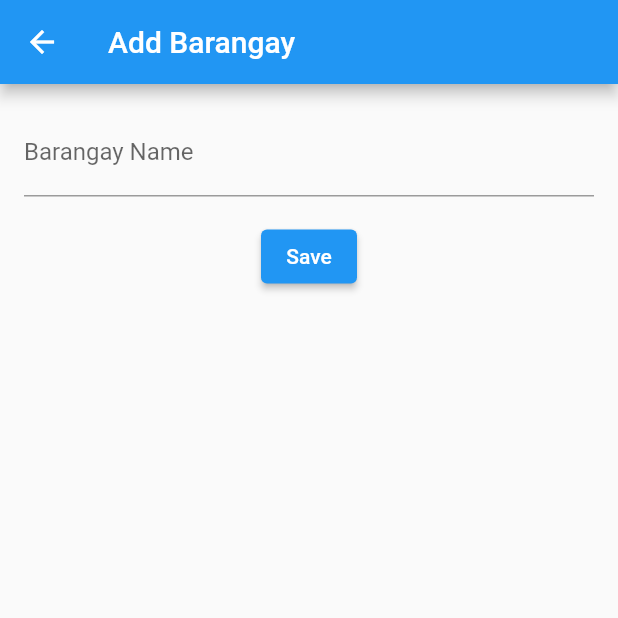
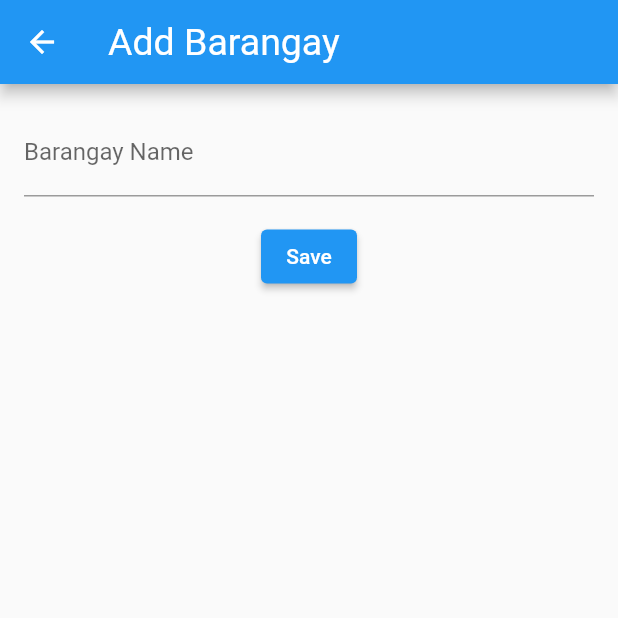
Before and after one commit to saddcow/version1, a Flutter app: the AdminHome screen opened directly, after a tap on "Add Barangay", on a phone screen of 412 x 824 dp, the top half of it. Run offline on Flutter 3.47's test engine with Material 2 defaults, Android fonts, the phone set to English and light mode, and no system bars; our stand-ins replace cloud_firestore, firebase_auth, firebase_core, flutter_riverpod, google_fonts, google_maps_flutter; missing offline and left inert: dart:js, side_navigation; accounts and stored records are empty; statements that could not run were skipped.

Commit message:
updated some UI for all screens

```diff
--- a/lib/admin/admin_home.dart
+++ b/lib/admin/admin_home.dart
@@ -1,4 +1,5 @@
 import 'package:flutter/material.dart';
+import 'package:google_fonts/google_fonts.dart';
 import 'package:side_navigation/side_navigation.dart';
 import 'package:try1/admin/admin_screens/barangay_screen.dart';
 import 'package:try1/admin/admin_screens/risk_level_screen.dart';
@@ -32,15 +33,16 @@ class _AdminHomeState extends State<AdminHome> {
               color: Colors.white,
               child: SizedBox(
                 width: 500,
-                height: 300,
+                height: 250,
                 child: Column(
                   children: [
                     const Padding(padding: EdgeInsets.all(8.0)),
-                    const Text(
+                    Text(
                       'Settings',
-                      style: TextStyle(
-                        fontSize: 50,
-                      ),
+                      style: GoogleFonts.roboto(
+                        fontWeight: FontWeight.w400,
+                        fontSize: 25
+                      )
                     ),
                     const Divider(),
                     const Padding(padding: EdgeInsets.fromLTRB(0, 50, 0, 0)),
--- a/lib/admin/admin_screens/barangay_add_form.dart
+++ b/lib/admin/admin_screens/barangay_add_form.dart
@@ -2,6 +2,7 @@
 
 import 'package:flutter/material.dart';
 import 'package:cloud_firestore/cloud_firestore.dart';
+import 'package:google_fonts/google_fonts.dart';
 
 class BarangayForm extends StatefulWidget{
   const BarangayForm({Key? key}) : super(key: key);
@@ -48,7 +49,13 @@ class _BarangayFormState extends State<BarangayForm> {
   Widget build(BuildContext context) {
     return Scaffold(
       appBar: AppBar(
-        title: const Text('Add Barangay'),
+        title: Text(
+          'Add Barangay',
+          style: GoogleFonts.roboto(
+              fontWeight: FontWeight.w400,
+              fontSize: 25
+          )
+        ),
       ),
       body: Padding(
         padding: const EdgeInsets.all(16.0),
--- a/lib/admin/admin_screens/barangay_screen.dart
+++ b/lib/admin/admin_screens/barangay_screen.dart
@@ -1,5 +1,6 @@
 import 'package:cloud_firestore/cloud_firestore.dart';
 import 'package:flutter/material.dart';
+import 'package:google_fonts/google_fonts.dart';
 import 'package:try1/admin/admin_screens/barangay_add_form.dart';
 
 class BarangayScreen extends StatefulWidget {
@@ -16,7 +17,13 @@ class _BarangayScreenState extends State<BarangayScreen> {
   Widget build(BuildContext context) {
     return Scaffold(
       appBar: AppBar(
-        title: const Text('List of Barangay in Naga City'),
+        title: Text(
+          'List of Barangay in Naga City',
+          style: GoogleFonts.roboto(
+              fontWeight: FontWeight.w400,
+              fontSize: 25
+          )
+        ),
         automaticallyImplyLeading: false,
       ),
       body: Column(
--- a/lib/markers/main_map.dart
+++ b/lib/markers/main_map.dart
@@ -3,6 +3,7 @@ import 'package:google_maps_flutter/google_maps_flutter.dart';
 import 'package:try1/markers/hazard_area_markers.dart';
 import 'package:try1/markers/reports_marker_helper.dart';
 import 'risk_markers_helper.dart';
+
 
 class MainMap extends StatefulWidget {
   const MainMap({super.key});
@@ -82,6 +83,7 @@ class _MainMapState extends State<MainMap> {
       body: Column(
         children: [
           // Filter Dropdown
+          const Padding(padding: EdgeInsets.only(top: 20)),
           Padding(
             padding: const EdgeInsets.all(8.0),
             child: DropdownButtonFormField<String>(
--- a/pubspec.yaml
+++ b/pubspec.yaml
@@ -65,6 +65,8 @@ dependencies:
   custom_info_window: ^1.0.1
   intl: ^0.18.1
   sticky_headers: ^0.3.0+2
+  google_fonts: ^4.0.4
+  js: ^0.6.3
 
 dev_dependencies:
   flutter_test:
```
Also changed, not shown: lib/admin/admin_screens/risk_level_form.dart (+11 -4 lines), lib/admin/admin_screens/risk_level_screen.dart (+8 -1 lines), lib/aisiah/marker_update.dart (+8 -1 lines), lib/home_screen.dart (+17 -8 lines), lib/maps4.dart (+8 -1 lines), lib/screens/comcen/comcen_add_road_accident_prone_areas.dart (+8 -1 lines), lib/screens/comcen/comcen_home.dart (+15 -7 lines), lib/screens/comcen/comcen_map_form_update.dart (+8 -1 lines), lib/screens/comcen/comcen_report.dart (+8 -1 lines), lib/screens/comcen/manage_comcen_screen.dart (+8 -1 lines), lib/screens/manage_screen.dart (+8 -1 lines), lib/screens/reports.dart (+8 -1 lines), lib/weather.dart (+33 -6 lines), pubspec.lock.
